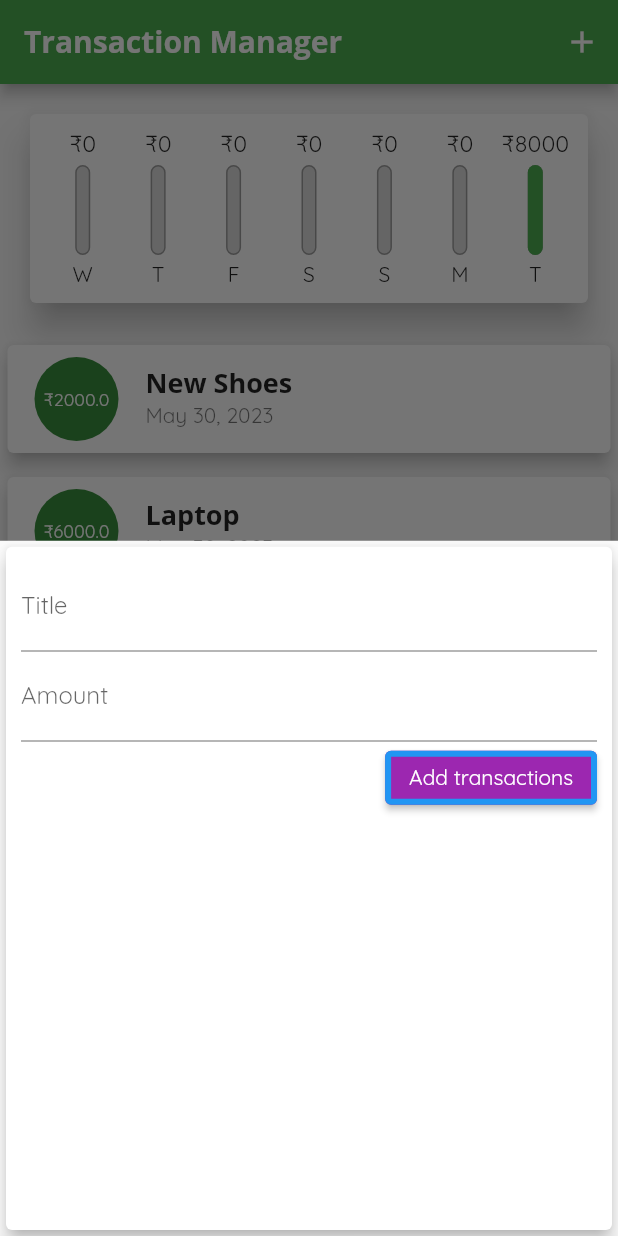
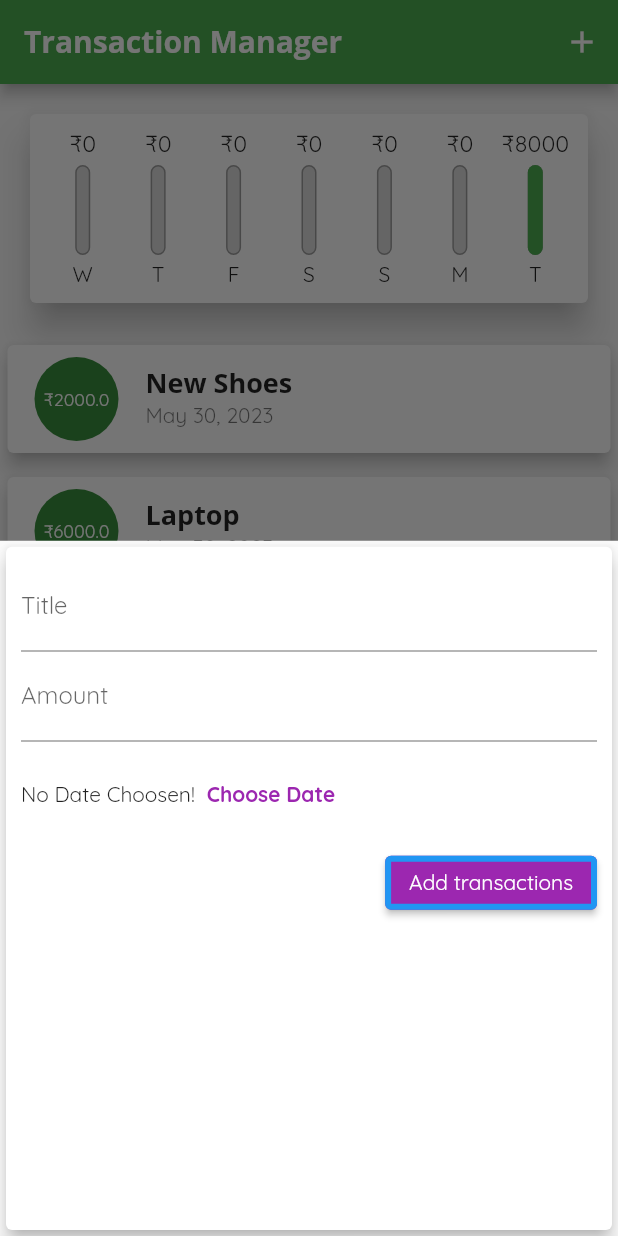
Before and after one commit to samridhav14/transactionmanager, a Flutter app: the screen it shows after launch, after a tap on the "add" icon, on a phone screen of 412 x 824 dp. Run offline on Flutter 3.47's test engine with Material 2 defaults, Android fonts, the phone set to English and light mode, and no system bars.

Commit message:
working for manual date addin

```diff
--- a/lib/main.dart
+++ b/lib/main.dart
@@ -25,6 +25,7 @@ class MyApp extends StatelessWidget {
           //         fontSize: 18,
           //       ),
           //     ),
+          // button: TextStyle(color:colors.white),
           // app baar default theme
           appBarTheme: AppBarTheme(
             titleTextStyle:TextStyle(
--- a/lib/new_transaction.dart
+++ b/lib/new_transaction.dart
@@ -60,6 +60,13 @@ class _NewTransactionState extends State<NewTransaction> {
                   // it is basically a way of writing whatever input comes we dont have any use of it
                   onSubmitted: (_) => submitData(),
                 ),
+                Container(
+                  height: 70,
+                  child: Row(children: <Widget>[
+                            Text('No Date Choosen!'),
+                          TextButton(onPressed: ()=>null, child: Text('Choose Date',style: TextStyle(color: Color.alphaBlend(Colors.purple,Colors.blue),fontWeight: FontWeight.bold)), )
+                  ],),
+                ),
                 ElevatedButton(
                   onPressed: () {
                     // to check that on changed work or not
```
